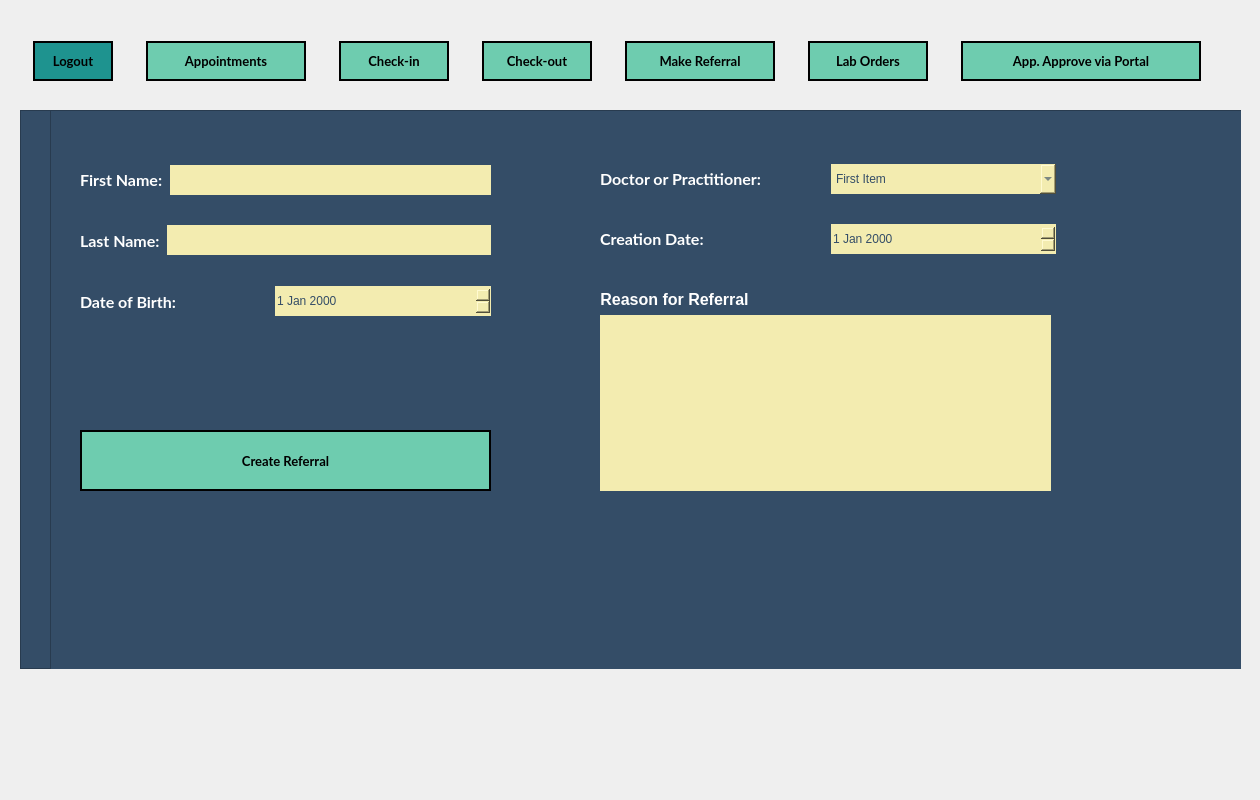
Old version of the form Referrals.ui in the repository mxrked/Medical-Office-Administration.
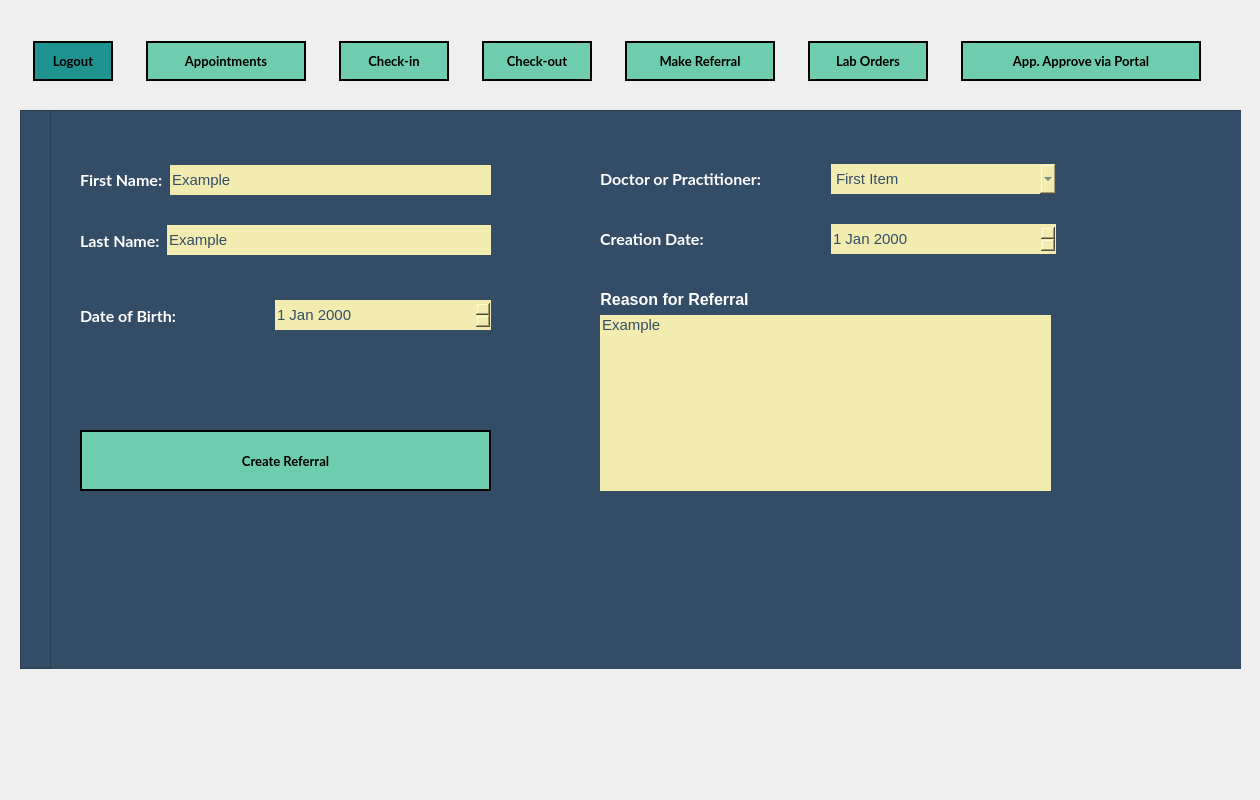
New version of the form. Icons and pictures are not drawn.

Commit message: Fixed Text Issues

The edit to the form file:
```diff
--- a/Referrals.ui
+++ b/Referrals.ui
@@ -503,7 +503,7 @@
             <string notr="true"/>
            </property>
            <property name="text">
-            <string/>
+            <string>Example</string>
            </property>
            <property name="alignment">
             <set>Qt::AlignLeading|Qt::AlignLeft|Qt::AlignVCenter</set>
@@ -544,6 +544,11 @@
        </item>
        <item>
         <widget class="QComboBox" name="comboBox">
+         <property name="font">
+          <font>
+           <pointsize>11</pointsize>
+          </font>
+         </property>
          <item>
           <property name="text">
            <string>First Item</string>
@@ -587,7 +592,13 @@
         </widget>
        </item>
        <item>
-        <widget class="QDateEdit" name="dateEdit"/>
+        <widget class="QDateEdit" name="dateEdit">
+         <property name="font">
+          <font>
+           <pointsize>11</pointsize>
+          </font>
+         </property>
+        </widget>
        </item>
       </layout>
      </widget>
@@ -683,7 +694,7 @@
           <string notr="true"/>
          </property>
          <property name="text">
-          <string/>
+          <string>Example</string>
          </property>
          <property name="alignment">
           <set>Qt::AlignLeading|Qt::AlignLeft|Qt::AlignVCenter</set>
@@ -696,9 +707,9 @@
       <property name="geometry">
        <rect>
         <x>30</x>
-        <y>171</y>
+        <y>180</y>
         <width>411</width>
-        <height>41</height>
+        <height>51</height>
        </rect>
       </property>
       <layout class="QHBoxLayout" name="Layout_DateOfBirth">
@@ -724,7 +735,13 @@
         </widget>
        </item>
        <item>
-        <widget class="QDateEdit" name="dateEdit_2"/>
+        <widget class="QDateEdit" name="dateEdit_2">
+         <property name="font">
+          <font>
+           <pointsize>11</pointsize>
+          </font>
+         </property>
+        </widget>
        </item>
       </layout>
      </widget>
@@ -738,6 +755,9 @@
        </rect>
       </property>
       <layout class="QVBoxLayout" name="ReferralReason">
+       <property name="leftMargin">
+        <number>0</number>
+       </property>
        <item>
         <widget class="QLabel" name="Label_Reason">
          <property name="sizePolicy">
@@ -769,6 +789,17 @@
            <verstretch>0</verstretch>
           </sizepolicy>
          </property>
+         <property name="font">
+          <font>
+           <pointsize>11</pointsize>
+          </font>
+         </property>
+         <property name="text">
+          <string>Example</string>
+         </property>
+         <property name="alignment">
+          <set>Qt::AlignLeading|Qt::AlignLeft|Qt::AlignTop</set>
+         </property>
         </widget>
        </item>
       </layout>
```
